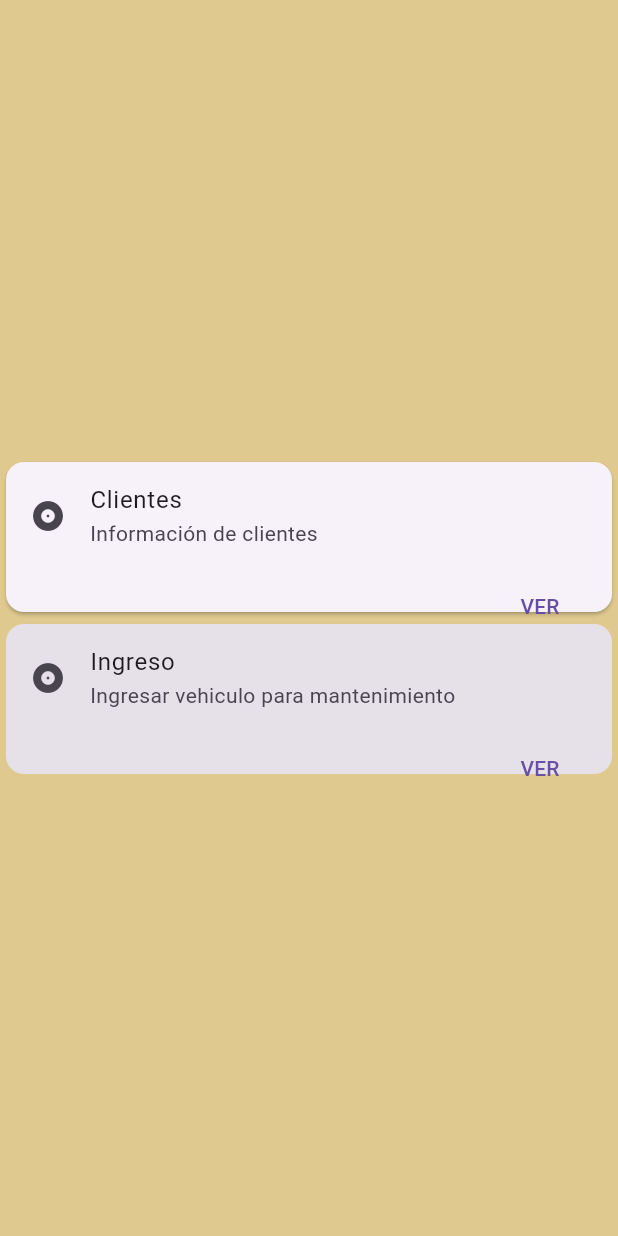
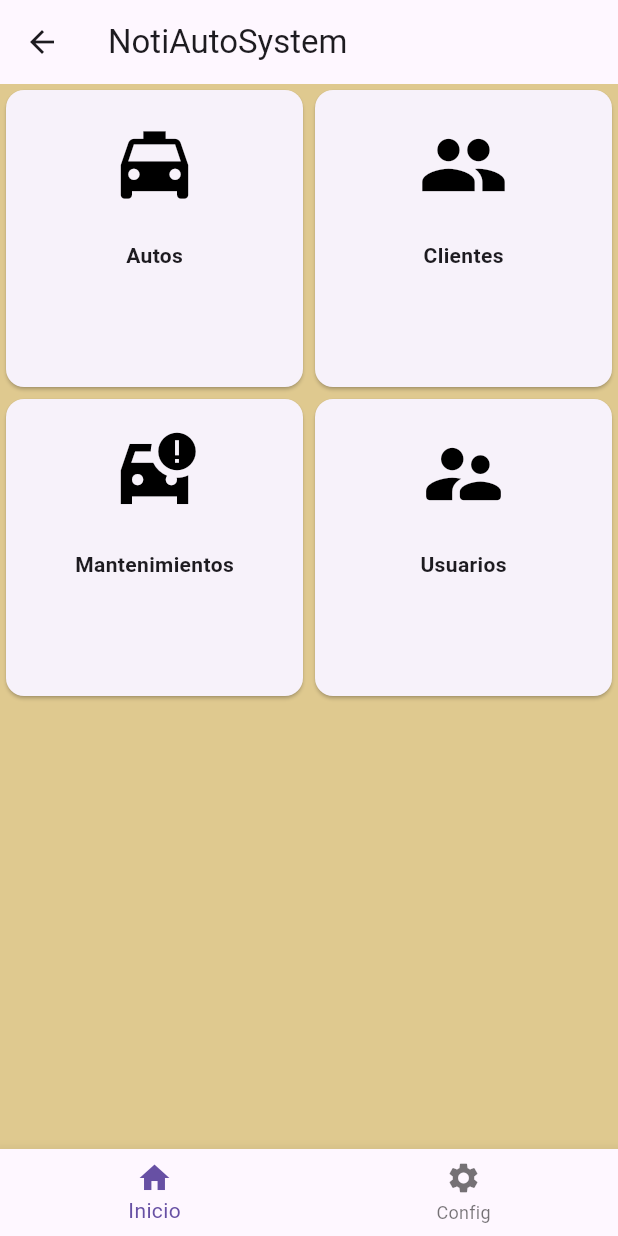
Before and after one commit to Anorak2022/notiauto_system, a Flutter app: the screen it shows after launch, after a tap on "Iniciar Sesion", on a phone screen of 412 x 824 dp. Run offline on Flutter 3.47's test engine with Material 3 defaults, Android fonts, the light colour scheme and no system bars.

Commit message:
Se agrego button nav bar y 4 cards para el menu de home

```diff
--- a/lib/ui/home/home_page.dart
+++ b/lib/ui/home/home_page.dart
@@ -1,97 +1,42 @@
 import 'package:flutter/material.dart';
+import 'package:notiauto_system/ui/home/home_widget.dart';
 
-class HomePage extends StatelessWidget {
-  const HomePage({
-    super.key,
-  });
+class HomePage extends StatefulWidget {
+  const HomePage({super.key});
+
+  @override
+  State<StatefulWidget> createState() {
+    return _HomeState();
+  }
+}
+
+class _HomeState extends State<HomePage> {
+  var _currentIndex = 0;
 
   @override
   Widget build(BuildContext context) {
     return Scaffold(
-      /* appBar: AppBar(
-        title: const Text('NotiAuto System'),
-      ), */
+      // barra superior
+      appBar: AppBar(title: const Text("NotiAutoSystem")),
+
       backgroundColor: const Color.fromARGB(255, 223, 201, 143),
-      body: const Center(
-        child: Column(
-          mainAxisAlignment: MainAxisAlignment.center,
-          children: <Widget>[
-            Card(
-                child: _SampleCard(
-              cardName: 'Clientes',
-              cardText: "Información de clientes",
-            )),
-            Card.filled(
-                child: _SampleCard(
-              cardName: 'Ingreso',
-              cardText: "Ingresar vehiculo para mantenimiento",
-            )),
-            /* Card.outlined(child: _SampleCard(cardName: 'Configuraciones')), */
-          ],
-        ),
+
+      // barra inferior
+      // https://www.youtube.com/watch?v=leA2nZYM9jY&list=PLRGDnb6LspvdEBxIbPMgQBOdr2zctSqRS
+      bottomNavigationBar: BottomNavigationBar(
+        type: BottomNavigationBarType.fixed,
+        onTap: (index) {},
+        items: const [
+          BottomNavigationBarItem(icon: Icon(Icons.home), label: "Inicio"),
+          BottomNavigationBarItem(icon: Icon(Icons.settings), label: "Config"),
+        ],
       ),
+
+      body: getBodyBuilder(),
     );
   }
-}
 
-class _SampleCard extends StatelessWidget {
-  const _SampleCard({required this.cardName, required this.cardText});
-  final String cardName;
-  final String cardText;
-
-  @override
-  Widget build(BuildContext context) {
-    return SizedBox(
-      width: 500,
-      height: 100,
-      child: Center(
-        child: Column(
-          children: [
-            ListTile(
-              leading: Icon(Icons.album),
-              title: Text(cardName),
-              subtitle: Text(cardText),
-            ),
-            Row(
-              mainAxisAlignment: MainAxisAlignment.end,
-              children: <Widget>[
-                TextButton(
-                  child: const Text('VER'),
-                  onPressed: () {/* ... */},
-                ),
-                const SizedBox(width: 8),
-                const SizedBox(width: 8),
-              ],
-            ),
-          ],
-        ),
-      ),
-    );
-
-    /* return SizedBox(
-      width: 600,
-      height: 100,
-      child: Column(
-        mainAxisSize: MainAxisSize.min,
-        children: <Widget>[
-          const ListTile(
-            leading: Icon(Icons.album),
-            title: Text('The Enchanted Nightingale'),
-            subtitle: Text('Music by Julie Gable. Lyrics by Sidney Stein.'),
-          ),
-          Row(
-            mainAxisAlignment: MainAxisAlignment.end,
-            children: <Widget>[
-              TextButton(
-                child: const Text('VER'),
-                onPressed: () {/* ... */},
-              ),
-              const SizedBox(width: 8),
-                   const SizedBox(width: 8),
-            ],
-          ),
-        ],
-      ),
-    ); */
+  getBodyBuilder() {
+    return (_currentIndex == 0) ? HomeWidget() : Container();
   }
 }
--- /dev/null
+++ b/lib/ui/home/home_widget.dart
@@ -0,0 +1,44 @@
+import 'package:flutter/material.dart';
+
+class HomeWidget extends StatelessWidget {
+  /* const HomePage({
+    super.key,
+  }); */
+
+  var menuItems = ["Autos", "Clientes", "Mantenimientos", "Usuarios"];
+  var menuItemsIcon = [Icons.local_taxi, Icons.people, Icons.car_crash_sharp, Icons.supervisor_account_rounded];
+
+  @override
+  Widget build(BuildContext context) {
+    return GridView.builder(
+        itemCount: menuItems.length,
+        gridDelegate: SliverGridDelegateWithFixedCrossAxisCount(
+            crossAxisCount: 2,
+            childAspectRatio: MediaQuery.of(context).size.width /
+                MediaQuery.of(context).size.height /
+                0.5),
+        itemBuilder: (BuildContext context, int index) {
+          return Card(
+            child: Column(
+              children: <Widget>[
+                const SizedBox(
+                  height: 20,
+                ),
+                Icon(
+                  menuItemsIcon[index],
+                  color: Colors.black,
+                  size: 60,
+                ),
+                Padding(
+                  padding: const EdgeInsets.all(20),
+                  child: Text(
+                    menuItems[index],
+                    style: const TextStyle(fontWeight: FontWeight.bold),
+                  ),
+                )
+              ],
+            ),
+          );
+        });
+  }
+}
--- a/lib/ui/login/form_login.dart
+++ b/lib/ui/login/form_login.dart
@@ -1,4 +1,5 @@
 import 'package:flutter/material.dart';
+import 'package:notiauto_system/ui/home/home_widget.dart';
 import 'package:notiauto_system/ui/home/home_page.dart';
 import 'package:notiauto_system/ui/registro/regristro_page.dart';
 
@@ -98,7 +99,7 @@ class _FormLoginState extends State<FormLogin> {
                           Navigator.push(
                               context,
                               MaterialPageRoute(
-                                  builder: (context) => const HomePage()));
+                                  builder: (context) => HomePage()));
                         },
                         child: Text('Iniciar Sesion',
                             style: TextStyle(fontSize: 20.0)),
--- a/lib/ui/registro/regristro_page.dart
+++ b/lib/ui/registro/regristro_page.dart
@@ -8,11 +8,9 @@ class RegistroPage extends StatefulWidget {
 }
 
 class _RegistroPageState extends State<RegistroPage> {
-
-String _correo='';
-String _password='';
+  String _correo = '';
+  String _password = '';
   bool value = false;
-
 
   @override
   Widget build(BuildContext context) {
@@ -22,16 +20,12 @@ bool value = false;
           child: Container(
             constraints: const BoxConstraints(maxWidth: 700),
             child: ListView(
-             padding: const EdgeInsets.symmetric(
-              horizontal: 25.0,
-              vertical: 75.0
-            ),
-            children:<Widget> [
-              Text('Registrarse',
-              style: TextStyle(
-                fontFamily: 'Calibri',
-                fontSize: 35.0
-              ),
+              padding:
+                  const EdgeInsets.symmetric(horizontal: 25.0, vertical: 75.0),
+              children: <Widget>[
+                Text(
+                  'Registrarse',
+                  style: TextStyle(fontFamily: 'Calibri', fontSize: 35.0),
                 ),
                 Divider(
                   height: 50.0,
@@ -43,20 +37,14 @@ bool value = false;
                   decoration: InputDecoration(
                       hintText: 'Correo:',
                       labelText: 'Ingrese Correo Electronico:',
-                      suffixIcon: Icon(
-                        Icons.alternate_email
-                      ),
+                      suffixIcon: Icon(Icons.alternate_email),
                       border: OutlineInputBorder(
-                        borderRadius: BorderRadius.circular(20.0)
-                        )
-                     ),
-                     onSubmitted: (valor){
-                      _correo= valor;
+                          borderRadius: BorderRadius.circular(20.0))),
+                  onSubmitted: (valor) {
+                    _correo = valor;
                     print('El Correo es: $_correo');
                   },
-
                 ),
-
                 Divider(
                   height: 30.0,
                 ),
@@ -68,15 +56,11 @@ bool value = false;
                   decoration: InputDecoration(
                       hintText: 'Password',
                       labelText: 'Ingrese su Password:',
-                      suffixIcon: Icon(
-                        Icons.password
-                      ),
+                      suffixIcon: Icon(Icons.password),
                       border: OutlineInputBorder(
-                        borderRadius: BorderRadius.circular(20.0)
-                        )
-                     ),
-                     onSubmitted: (valor){
-                      _correo= valor;
+                          borderRadius: BorderRadius.circular(20.0))),
+                  onSubmitted: (valor) {
+                    _correo = valor;
                     print('El Password es: $_password');
                   },
                 ),
@@ -89,15 +73,17 @@ bool value = false;
                     SizedBox(
                       width: 10,
                     ), //SizedBox
-                            Text(
-                              'he leído y acepto los términos y condiciones y la política de privacidad : ',
+                    Flexible(
+                      child: Text(
+                        'He leído y acepto los términos y condiciones y la política de privacidad : ',
                         style: TextStyle(fontSize: 17.0),
+                      ),
                     ), //Text
                     SizedBox(width: 10), //SizedBox
                     /** Checkbox Widget **/
                     Checkbox(
                       value: this.value,
-                              onChanged: ( value) {
+                      onChanged: (value) {
                         setState(() {
                           this.value = true;
                         });
@@ -109,27 +95,25 @@ bool value = false;
                   height: 50.0,
                 ),
                 ElevatedButton(
-
                   onPressed: () {},
                   // style: ButtonStyle(elevation: MaterialStateProperty(12.0 )),
                   style: ElevatedButton.styleFrom(
                       elevation: 12.0,
-                          backgroundColor:const Color.fromARGB(255, 206, 94, 86),
-                          textStyle: const TextStyle(color: Color.fromARGB(255, 7, 1, 0))),
-                      child: const Text('Registrarse',
-                      style: TextStyle(color: Colors.black),),
-
+                      backgroundColor: const Color.fromARGB(255, 206, 94, 86),
+                      textStyle:
+                          const TextStyle(color: Color.fromARGB(255, 7, 1, 0))),
+                  child: const Text(
+                    'Registrarse',
+                    style: TextStyle(color: Colors.black),
+                  ),
                 ),
                 Divider(
                   height: 30.0,
                 ),
                 Text('Ya tienes una cuenta Ingresar')
-
               ],
-
             ),
           ),
-      )
-    );
+        ));
   }
 }
```
Also changed, not shown: lib/main.dart (line endings or trailing spaces), lib/ui/home/widgets/buttons_widgets.dart (deleted), lib/ui/home/widgets/logo_widgets.dart (deleted), lib/ui/ingreso/form_ingreso.dart (renamed from lib/ui/ingreso/FormIngreso.dart). Lines whose indentation alone changed are shown as unchanged.
